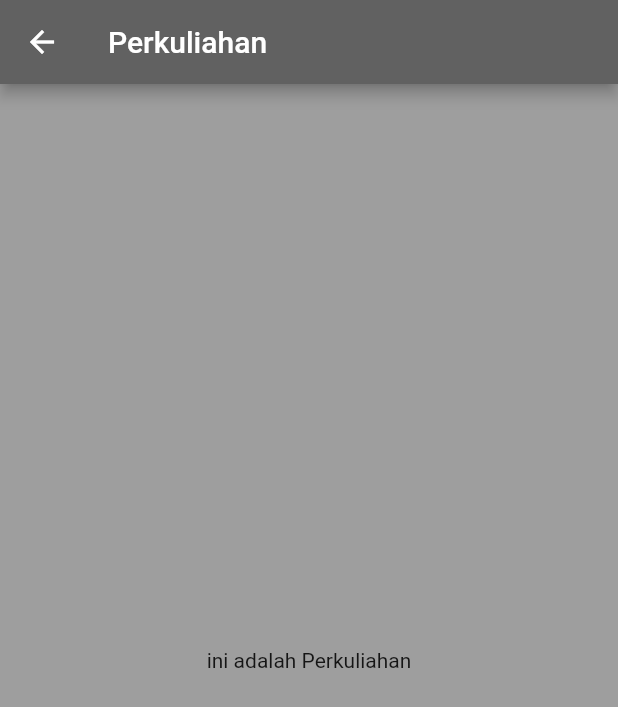
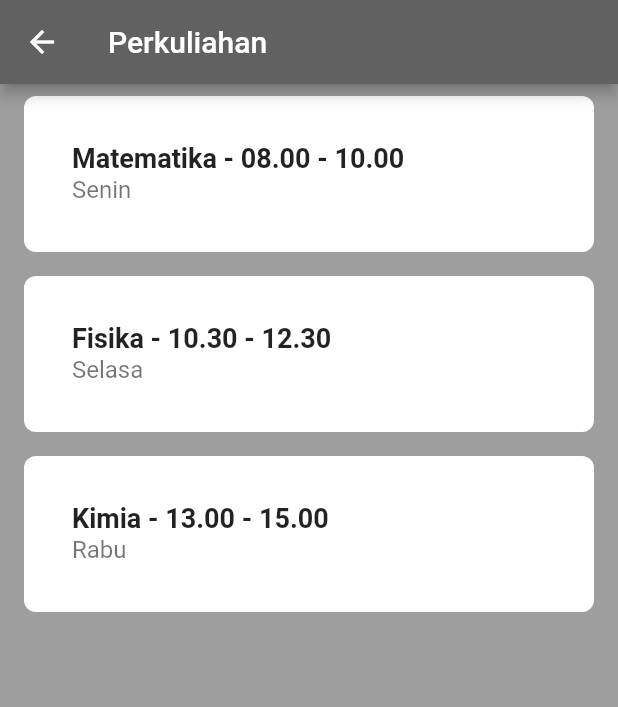
Before and after one commit to DESFIANTO/uts_desfianto, a Flutter app: the Home screen opened directly, after a tap on "Perkuliahan", on a phone screen of 412 x 824 dp. Shown: the top 707 px of the screen. Run offline on Flutter 3.47's test engine with Material 2 defaults, Android fonts, the phone set to English and light mode, and no system bars; network calls fail.

Commit message:
Commit kedua

```diff
--- a/lib/halamanutama.dart
+++ b/lib/halamanutama.dart
@@ -134,10 +134,8 @@ class _HomeState extends State<Home> {
               margin: EdgeInsets.all(8.0),
               child: InkWell(
                 onTap: () {
-                  Navigator.push(
-                      context,
-                      MaterialPageRoute(
-                          builder: (context) => const Perkuliahan()));
+                  Navigator.push(context,
+                      MaterialPageRoute(builder: (context) => Perkuliahan()));
                 },
                 splashColor: Colors.grey,
                 child: Center(
--- a/lib/perkuliahan.dart
+++ b/lib/perkuliahan.dart
@@ -1,8 +1,14 @@
 import 'package:flutter/material.dart';
 
+class Perkuliahan extends StatelessWidget {
+  Perkuliahan({Key? key}) : super(key: key);
 
-class Perkuliahan extends StatelessWidget {
-  const Perkuliahan({super.key});
+  final List<Map<String, String>> schedule = [
+    {'day': 'Senin', 'time': '08.00 - 10.00', 'course': 'Matematika'},
+    {'day': 'Selasa', 'time': '10.30 - 12.30', 'course': 'Fisika'},
+    {'day': 'Rabu', 'time': '13.00 - 15.00', 'course': 'Kimia'},
+    // Tambahkan jadwal perkuliahan lainnya di sini
+  ];
 
   @override
   Widget build(BuildContext context) {
@@ -12,14 +18,37 @@ class Perkuliahan extends StatelessWidget {
         backgroundColor: Colors.grey[700],
       ),
       backgroundColor: Colors.grey[500],
-      body: Center(
-        child: Column(
-          mainAxisAlignment: MainAxisAlignment.center,
-          children: const <Widget>[
-            Text("ini adalah Perkuliahan"),
-          ],
-        ),
+      body: ListView.builder(
+        itemCount: schedule.length,
+        itemBuilder: (context, index) {
+          return Padding(
+            padding: EdgeInsets.symmetric(vertical: 8, horizontal: 16),
+            child: Container(
+              padding: EdgeInsets.all(16),
+              decoration: BoxDecoration(
+                color: Colors.white,
+                borderRadius: BorderRadius.circular(8),
+              ),
+              child: ListTile(
+                title: Text(
+                  '${schedule[index]['course']} - ${schedule[index]['time']}',
+                  style: TextStyle(fontSize: 18, fontWeight: FontWeight.bold),
+                ),
+                subtitle: Text(
+                  schedule[index]['day']!,
+                  style: TextStyle(fontSize: 16),
+                ),
+              ),
+            ),
+          );
+        },
       ),
     );
   }
 }
+
+void main() {
+  runApp(MaterialApp(
+    home: Perkuliahan(),
+  ));
+}
```
